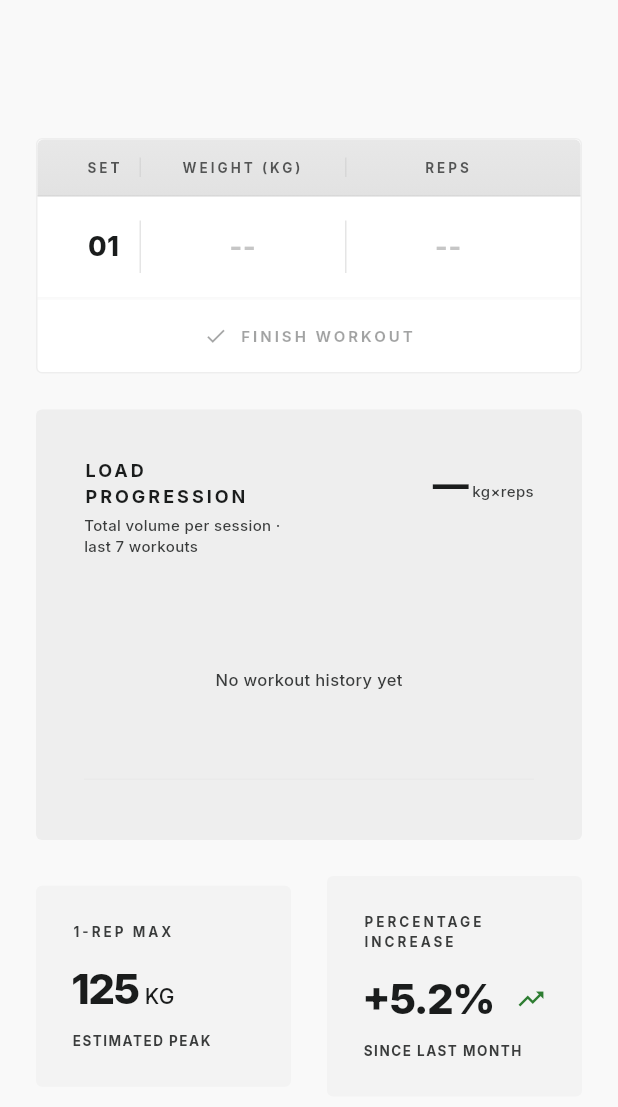
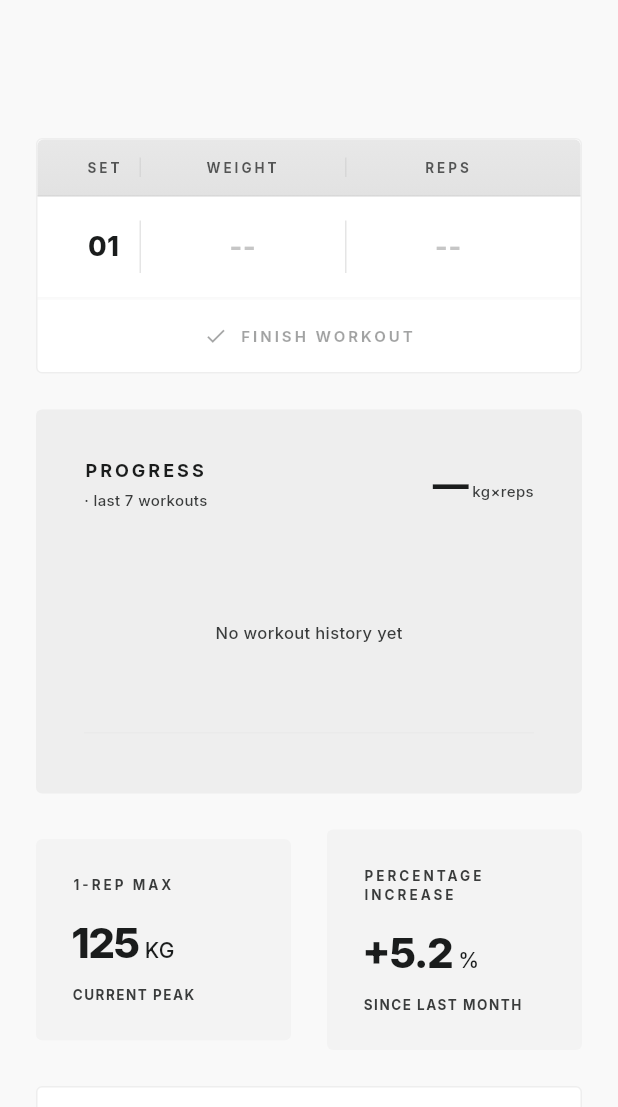
Before and after one commit to Hackim7200/BodyBuilderApp, a Flutter app: the ExerciseDetailScreen screen opened directly with empty values, on a phone screen of 412 x 824 dp, the part 129-1236 px from its top. Run offline on Flutter 3.47's test engine with Material 3 defaults, Android fonts, the phone set to English and light mode, and no system bars; our stand-ins replace audioplayers, go_router, google_fonts; missing offline and left inert: amplify_core, amplify_datastore, amplify_flutter.

Commit message:
added history table

```diff
--- a/bodybuilding_app/lib/app/navigation/main_shell.dart
+++ b/bodybuilding_app/lib/app/navigation/main_shell.dart
@@ -1,7 +1,7 @@
 import 'dart:ui';
 import 'package:flutter/material.dart';
 import 'package:google_fonts/google_fonts.dart';
-import 'package:bodybuilding_app/feature/routine/screens/routine_dashboard_screen.dart';
+import 'package:bodybuilding_app/feature/routine/routine_dashboard_screen.dart';
 import 'package:bodybuilding_app/feature/circuit/screens/circuit_dashboard_screen.dart';
 import 'package:bodybuilding_app/feature/stretch/screens/stretch_screen.dart';
 
--- a/bodybuilding_app/lib/feature/exercise/screens/exercise_dashboard_screen.dart
+++ b/bodybuilding_app/lib/feature/exercise/exercise_dashboard_screen.dart
@@ -6,7 +6,7 @@ import 'package:bodybuilding_app/feature/routine/data/routine_exercise_service.d
 import 'package:bodybuilding_app/feature/exercise/models/exercise_ui_mapper.dart';
 import 'package:bodybuilding_app/feature/routine/screens/add_exercise_screen.dart';
 import 'package:bodybuilding_app/feature/routine/screens/edit_routine_screen.dart';
-import 'package:bodybuilding_app/feature/workout/exercise_detail_screen.dart';
+import 'package:bodybuilding_app/feature/workout/workout_screen_wrapper.dart';
 import 'package:bodybuilding_app/models/Exercise.dart';
 import 'package:bodybuilding_app/models/RoutineExercise.dart';
 import 'package:bodybuilding_app/models/routine.dart';
--- a/bodybuilding_app/lib/feature/routine/screens/routine_dashboard_screen.dart
+++ b/bodybuilding_app/lib/feature/routine/routine_dashboard_screen.dart
@@ -9,7 +9,7 @@ import 'package:bodybuilding_app/models/RoutineExercise.dart';
 import 'package:bodybuilding_app/models/routine.dart';
 import 'package:bodybuilding_app/feature/routine/widgets/routine_card.dart';
 import 'package:bodybuilding_app/feature/routine/widgets/create_routine_card.dart';
-import 'package:bodybuilding_app/feature/exercise/screens/exercise_dashboard_screen.dart';
+import 'package:bodybuilding_app/feature/exercise/exercise_dashboard_screen.dart';
 import 'package:bodybuilding_app/feature/routine/screens/create_routine_screen.dart';
 
 class RoutineDashboardScreen extends StatefulWidget {
--- a/bodybuilding_app/lib/feature/exercise/widgets/strength_exercise_view.dart
+++ b/bodybuilding_app/lib/feature/workout/sub_screen/weight_exercise_dashboard.dart
@@ -4,11 +4,11 @@ import 'package:bodybuilding_app/core/utils/training_target_input.dart';
 import 'package:bodybuilding_app/feature/exercise/models/exercise.dart';
 import 'package:bodybuilding_app/feature/workout/data/session_sets_service.dart';
 import 'package:bodybuilding_app/feature/workout/models/workout_log.dart';
-import 'package:bodybuilding_app/feature/workout/widgets/session_log_table.dart';
+import 'package:bodybuilding_app/feature/workout/widgets/workout_table.dart';
+import 'package:bodybuilding_app/feature/workout/widgets/workout_detail_history_table.dart';
 import 'package:bodybuilding_app/feature/workout/widgets/technique_notes_card.dart';
-import 'package:bodybuilding_app/feature/workout/widgets/performance_archive.dart';
-import 'package:bodybuilding_app/feature/workout/widgets/stat_card.dart';
-import 'package:bodybuilding_app/app/themes/app_theme.dart';
+import 'package:bodybuilding_app/feature/workout/widgets/progress_graph.dart';
+import 'package:bodybuilding_app/feature/workout/widgets/small_stat_card.dart';
 
 bool _strengthSetHasValues(SetEntry s) {
   final w = s.weight;
@@ -39,22 +39,24 @@ bool _strengthSessionLooksComplete(List<SetEntry> sets, int maxSets) {
 /// Strength session grid: one editable row at a time (the latest set).
 /// Enter weight and reps, tap **ADD SET** to lock that row and open the next;
 /// on the last target set, tap **FINISH WORKOUT** to lock the table.
-class StrengthExerciseView extends StatefulWidget {
+class WeightExerciseDashboard extends StatefulWidget {
   final Exercise exercise;
+
   /// Bumps [TechniqueNotesCard] key so saved notes refetch from DataStore.
   final int techniqueNotesRefreshToken;
 
-  const StrengthExerciseView({
+  const WeightExerciseDashboard({
     super.key,
     required this.exercise,
     this.techniqueNotesRefreshToken = 0,
   });
 
   @override
-  State<StrengthExerciseView> createState() => _StrengthExerciseViewState();
+  State<WeightExerciseDashboard> createState() =>
+      _WeightExerciseDashboardState();
 }
 
-class _StrengthExerciseViewState extends State<StrengthExerciseView> {
+class _WeightExerciseDashboardState extends State<WeightExerciseDashboard> {
   late List<SetEntry> _sets;
   bool _workoutFinished = false;
   bool _sessionReady = true;
@@ -62,6 +64,7 @@ class _StrengthExerciseViewState extends State<StrengthExerciseView> {
   String? _workoutLogId;
   List<double> _trainingLoadSeries = [];
   List<String> _trainingLoadLabels = [];
+  List<WorkoutLog> _historySessions = [];
   final SessionSetsService _sessionSetsService = SessionSetsService();
   final GlobalKey<SessionLogTableState> _sessionTableKey =
       GlobalKey<SessionLogTableState>();
@@ -99,16 +102,21 @@ class _StrengthExerciseViewState extends State<StrengthExerciseView> {
 
   Future<void> _loadTrainingLoadHistory(String routineExerciseId) async {
     try {
-      final points = await _sessionSetsService.lastWorkoutsTrainingLoad(
+      final sessions = await _sessionSetsService.recentWorkoutsWithSets(
         routineExerciseId,
-        limit: 7,
+        limit: 20,
       );
       if (!mounted) return;
+      final graphSlice = sessions.length > 7
+          ? sessions.sublist(sessions.length - 7)
+          : sessions;
       setState(() {
-        _trainingLoadSeries =
-            points.map((p) => p.totalTrainingLoad).toList();
-        _trainingLoadLabels = points
-            .map((p) => '${p.date.month}/${p.date.day}')
+        _historySessions = sessions;
+        _trainingLoadSeries = graphSlice
+            .map((w) => totalTrainingLoadForSets(w.sets))
+            .toList();
+        _trainingLoadLabels = graphSlice
+            .map((w) => '${w.date.month}/${w.date.day}')
             .toList();
       });
     } catch (e, st) {
@@ -126,7 +134,9 @@ class _StrengthExerciseViewState extends State<StrengthExerciseView> {
 
   Future<void> _loadPersistedSession(String routineExerciseId) async {
     try {
-      final log = await _sessionSetsService.getOrCreateTodaysLog(routineExerciseId);
+      final log = await _sessionSetsService.getOrCreateTodaysLog(
+        routineExerciseId,
+      );
       final loaded = await _sessionSetsService.loadSets(log.id);
       if (!mounted) return;
       setState(() {
@@ -148,9 +158,12 @@ class _StrengthExerciseViewState extends State<StrengthExerciseView> {
   void _persistSetRow(int index, SetEntry entry) {
     final logId = _workoutLogId;
     if (logId == null) return;
-    _sessionSetsService.persistSet(logId, entry).then((updated) {
+    _sessionSetsService
+        .persistSet(logId, entry)
+        .then((updated) {
           if (mounted) setState(() => _sets[index] = updated);
-    }).catchError((Object e, StackTrace st) {
+        })
+        .catchError((Object e, StackTrace st) {
           safePrint('SessionSetsService persist failed: $e $st');
         });
   }
@@ -204,12 +217,15 @@ class _StrengthExerciseViewState extends State<StrengthExerciseView> {
       refreshHistory();
       return;
     }
-    _sessionSetsService.persistSet(logId, lastEntry).then((saved) {
+    _sessionSetsService
+        .persistSet(logId, lastEntry)
+        .then((saved) {
           if (mounted) {
             setState(() => _sets[lastIndex] = saved);
             refreshHistory();
           }
-    }).catchError((Object e, StackTrace st) {
+        })
+        .catchError((Object e, StackTrace st) {
           safePrint('SessionSetsService finish persist failed: $e $st');
           refreshHistory();
         });
@@ -218,8 +234,10 @@ class _StrengthExerciseViewState extends State<StrengthExerciseView> {
   Future<void> _persistAndAddSet(String logId, int nextNumber) async {
     try {
       final lastIndex = _sets.length - 1;
-      final savedLast =
-          await _sessionSetsService.persistSet(logId, _sets[lastIndex]);
+      final savedLast = await _sessionSetsService.persistSet(
+        logId,
+        _sets[lastIndex],
+      );
       if (!mounted) return;
       setState(() => _sets[lastIndex] = savedLast);
       final newRow = await _sessionSetsService.persistSet(
@@ -258,18 +276,20 @@ class _StrengthExerciseViewState extends State<StrengthExerciseView> {
           },
           primaryButtonEnabled:
               _sessionReady && _lastRowComplete && !_addingSet,
-          onPrimaryAction:
-              !_sessionReady || _workoutFinished ? null : _onPrimaryAction,
+          onPrimaryAction: !_sessionReady || _workoutFinished
+              ? null
+              : _onPrimaryAction,
         ),
         const SizedBox(height: 24),
-        PerformanceArchive(
-          title: 'Load progression',
-          subtitle: 'Total volume per session · last 7 workouts',
+        ProgressGraph(
+          title: 'PROGRESS',
+          subtitle: '· last 7 workouts',
           currentValue: _latestTrainingLoadDisplay,
           unit: 'kg×reps',
           series: _trainingLoadSeries,
           xLabels: _trainingLoadLabels,
         ),
+
         const SizedBox(height: 24),
         Row(
           children: [
@@ -278,21 +298,22 @@ class _StrengthExerciseViewState extends State<StrengthExerciseView> {
                 label: '1-REP MAX',
                 value: '125',
                 unit: 'KG',
-                sublabel: 'Estimated Peak',
+                sublabel: 'Current Peak',
               ),
             ),
             const SizedBox(width: 24),
             Expanded(
               child: StatCard(
                 label: 'PERCENTAGE INCREASE',
-                value: '+5.2%',
+                value: '+5.2',
+                unit: '%',
                 sublabel: 'Since Last Month',
-                icon: Icons.trending_up,
-                iconColor: AppTheme.success,
               ),
             ),
           ],
         ),
+        const SizedBox(height: 24),
+        WorkoutDetailHistoryTable(sessions: _historySessions),
       ],
     );
   }
--- a/bodybuilding_app/lib/feature/workout/widgets/performance_archive.dart
+++ b/bodybuilding_app/lib/feature/workout/widgets/progress_graph.dart
@@ -2,7 +2,7 @@ import 'dart:math';
 import 'package:flutter/material.dart';
 import 'package:google_fonts/google_fonts.dart';
 
-class PerformanceArchive extends StatelessWidget {
+class ProgressGraph extends StatelessWidget {
   final String title;
   final String subtitle;
   final String currentValue;
@@ -10,7 +10,7 @@ class PerformanceArchive extends StatelessWidget {
   final List<double> series;
   final List<String> xLabels;
 
-  const PerformanceArchive({
+  const ProgressGraph({
     super.key,
     required this.title,
     required this.subtitle,
--- /dev/null
+++ b/bodybuilding_app/lib/feature/workout/widgets/workout_detail_history_table.dart
@@ -0,0 +1,272 @@
+import 'package:flutter/material.dart';
+import 'package:google_fonts/google_fonts.dart';
+import 'package:bodybuilding_app/feature/workout/models/workout_log.dart';
+
+const double _dateColWidth = 92;
+const double _metricColWidth = 48;
+
+/// Read-only table: one row per past session, columns **Date**, **W1**/**R1** … **WN**/**RN**.
+class WorkoutDetailHistoryTable extends StatelessWidget {
+  final List<WorkoutLog> sessions;
+
+  const WorkoutDetailHistoryTable({super.key, required this.sessions});
+
+  static int _maxSetNumberAcross(List<WorkoutLog> sessions) {
+    var maxN = 0;
+    for (final w in sessions) {
+      for (final s in w.sets) {
+        if (s.setNumber > maxN) {
+          maxN = s.setNumber;
+        }
+      }
+    }
+    return maxN;
+  }
+
+  static SetEntry? _setForNumber(WorkoutLog w, int n) {
+    for (final s in w.sets) {
+      if (s.setNumber == n) {
+        return s;
+      }
+    }
+    return null;
+  }
+
+  static String _weightCell(SetEntry? e) {
+    if (e?.weight == null) return '—';
+    final w = e!.weight!;
+    if (w == w.roundToDouble()) {
+      return w.toInt().toString();
+    }
+    return w.toStringAsFixed(1);
+  }
+
+  static String _repsCell(SetEntry? e) {
+    if (e?.reps == null) return '—';
+    return '${e!.reps}';
+  }
+
+  static String _dateLabel(DateTime d) {
+    const months = [
+      'Jan',
+      'Feb',
+      'Mar',
+      'Apr',
+      'May',
+      'Jun',
+      'Jul',
+      'Aug',
+      'Sep',
+      'Oct',
+      'Nov',
+      'Dec',
+    ];
+    return '${months[d.month - 1]} ${d.day}';
+  }
+
+  @override
+  Widget build(BuildContext context) {
+    final cs = Theme.of(context).colorScheme;
+    final maxN = _maxSetNumberAcross(sessions);
+
+    if (sessions.isEmpty) {
+      return Container(
+        padding: const EdgeInsets.symmetric(vertical: 28, horizontal: 20),
+        decoration: BoxDecoration(
+          color: cs.surfaceContainerLowest,
+          border: Border.all(color: cs.outlineVariant.withValues(alpha: 0.3)),
+          borderRadius: BorderRadius.circular(4),
+        ),
+        alignment: Alignment.center,
+        child: Text(
+          'No saved workout history for this exercise yet.',
+          textAlign: TextAlign.center,
+          style: GoogleFonts.inter(
+            fontSize: 13,
+            fontWeight: FontWeight.w500,
+            color: cs.onSurface.withValues(alpha: 0.65),
+          ),
+        ),
+      );
+    }
+
+    final columnWidths = <int, TableColumnWidth>{
+      0: const FixedColumnWidth(_dateColWidth),
+    };
+    for (var c = 0; c < maxN * 2; c++) {
+      columnWidths[c + 1] = const FixedColumnWidth(_metricColWidth);
+    }
+
+    final headerStyle = GoogleFonts.inter(
+      fontSize: 8,
+      fontWeight: FontWeight.w700,
+      letterSpacing: 1.2,
+      color: cs.onSurface.withValues(alpha: 0.72),
+    );
+    final cellStyle = GoogleFonts.inter(
+      fontSize: 13,
+      fontWeight: FontWeight.w600,
+      color: cs.onSurface,
+    );
+    final emptyCellStyle = GoogleFonts.inter(
+      fontSize: 13,
+      fontWeight: FontWeight.w600,
+      color: cs.outlineVariant,
+    );
+
+    /// Odd set index (W1/R1, W3/R3, …): tinted band on **data** rows only.
+    Color? pairBandColor(int setNumber) =>
+        setNumber.isOdd ? cs.surfaceContainerLow : null;
+
+    TableRow headerRow() {
+      final cells = <Widget>[
+        _HeaderCell(text: 'DATE', style: headerStyle),
+      ];
+      for (var n = 1; n <= maxN; n++) {
+        cells.add(_HeaderCell(text: 'W$n', style: headerStyle));
+        cells.add(_HeaderCell(text: 'R$n', style: headerStyle));
+      }
+      return TableRow(
+        decoration: BoxDecoration(
+          gradient: LinearGradient(
+            begin: Alignment.topCenter,
+            end: Alignment.bottomCenter,
+            colors: [cs.surfaceContainerHigh, cs.surfaceContainerHighest],
+          ),
+          border: Border(
+            bottom: BorderSide(
+              color: cs.outlineVariant.withValues(alpha: 0.35),
+            ),
+          ),
+        ),
+        children: cells,
+      );
+    }
+
+    TableRow dataRow(WorkoutLog w) {
+      final cells = <Widget>[
+        Padding(
+          padding: const EdgeInsets.symmetric(vertical: 12, horizontal: 8),
+          child: Text(
+            _dateLabel(w.date),
+            style: cellStyle,
+            textAlign: TextAlign.center,
+          ),
+        ),
+      ];
+      for (var n = 1; n <= maxN; n++) {
+        final e = _setForNumber(w, n);
+        final wText = _weightCell(e);
+        final rText = _repsCell(e);
+        final fill = pairBandColor(n);
+        cells.add(
+          _MetricCell(
+            text: wText,
+            style: wText == '—' ? emptyCellStyle : cellStyle,
+            fill: fill,
+          ),
+        );
+        cells.add(
+          _MetricCell(
+            text: rText,
+            style: rText == '—' ? emptyCellStyle : cellStyle,
+            fill: fill,
+          ),
+        );
+      }
+      return TableRow(
+        decoration: BoxDecoration(
+          border: Border(
+            bottom: BorderSide(
+              color: cs.outlineVariant.withValues(alpha: 0.12),
+            ),
+          ),
+        ),
+        children: cells,
+      );
+    }
+
+    final table = Table(
+      columnWidths: columnWidths,
+      defaultVerticalAlignment: TableCellVerticalAlignment.middle,
+      border: TableBorder(
+        verticalInside: BorderSide(
+          color: cs.outlineVariant.withValues(alpha: 0.25),
+        ),
+      ),
+      children: [headerRow(), ...sessions.map(dataRow)],
+    );
+
+    return Container(
+      clipBehavior: Clip.antiAlias,
+      decoration: BoxDecoration(
+        color: cs.surfaceContainerLowest,
+        border: Border.all(color: cs.outlineVariant.withValues(alpha: 0.3)),
+        borderRadius: BorderRadius.circular(4),
+      ),
+      child: Column(
+        crossAxisAlignment: CrossAxisAlignment.stretch,
+        children: [
+          Padding(
+            padding: const EdgeInsets.fromLTRB(20, 14, 20, 6),
+            child: Text(
+              'WORKOUT HISTORY',
+              style: GoogleFonts.inter(
+                fontSize: 10,
+                fontWeight: FontWeight.w700,
+                letterSpacing: 2,
+                color: cs.onSurface.withValues(alpha: 0.85),
+              ),
+            ),
+          ),
+          Padding(
+            padding: const EdgeInsets.fromLTRB(0, 0, 0, 8),
+            child: Scrollbar(
+              thumbVisibility: maxN > 3,
+              child: SingleChildScrollView(
+                scrollDirection: Axis.horizontal,
+                padding: const EdgeInsets.symmetric(horizontal: 12),
+                child: table,
+              ),
+            ),
+          ),
+        ],
+      ),
+    );
+  }
+}
+
+class _HeaderCell extends StatelessWidget {
+  final String text;
+  final TextStyle style;
+
+  const _HeaderCell({required this.text, required this.style});
+
+  @override
+  Widget build(BuildContext context) {
+    return Padding(
+      padding: const EdgeInsets.symmetric(vertical: 10, horizontal: 4),
+      child: Center(
+        child: Text(text, style: style, textAlign: TextAlign.center),
+      ),
+    );
+  }
+}
+
+class _MetricCell extends StatelessWidget {
+  final String text;
+  final TextStyle style;
+  final Color? fill;
+
+  const _MetricCell({required this.text, required this.style, this.fill});
+
+  @override
+  Widget build(BuildContext context) {
+    return Container(
+      color: fill,
+      padding: const EdgeInsets.symmetric(vertical: 10, horizontal: 2),
+      alignment: Alignment.center,
+      child: Text(text, style: style, textAlign: TextAlign.center),
+    );
+  }
+}
--- a/bodybuilding_app/lib/feature/workout/widgets/session_log_table.dart
+++ b/bodybuilding_app/lib/feature/workout/widgets/workout_table.dart
@@ -60,9 +60,7 @@ class SessionLogTableState extends State<SessionLogTable> {
       clipBehavior: Clip.antiAlias,
       decoration: BoxDecoration(
         color: cs.surfaceContainerLowest,
-        border: Border.all(
-          color: cs.outlineVariant.withValues(alpha: 0.3),
-        ),
+        border: Border.all(color: cs.outlineVariant.withValues(alpha: 0.3)),
         borderRadius: BorderRadius.circular(4),
       ),
       child: Column(
@@ -74,12 +72,11 @@ class SessionLogTableState extends State<SessionLogTable> {
               gradient: LinearGradient(
                 begin: Alignment.topCenter,
                 end: Alignment.bottomCenter,
-                colors: [
-                  cs.surfaceContainerHigh,
-                  cs.surfaceContainerHighest,
-                ],
+                colors: [cs.surfaceContainerHigh, cs.surfaceContainerHighest],
               ),
-              borderRadius: const BorderRadius.vertical(top: Radius.circular(4)),
+              borderRadius: const BorderRadius.vertical(
+                top: Radius.circular(4),
+              ),
               border: Border(
                 bottom: BorderSide(
                   color: cs.outlineVariant.withValues(alpha: 0.35),
@@ -93,17 +90,14 @@ class SessionLogTableState extends State<SessionLogTable> {
                   SizedBox(
                     width: _setColWidth,
                     child: Center(
-                      child: Text(
-                        'SET',
-                        style: _columnHeaderStyle(cs),
-                      ),
+                      child: Text('SET', style: _columnHeaderStyle(cs)),
                     ),
                   ),
                   _ColumnSeparator(colorScheme: cs),
                   Expanded(
                     child: Center(
                       child: Text(
-                        'WEIGHT (KG)',
+                        'WEIGHT',
                         style: _columnHeaderStyle(cs),
                         textAlign: TextAlign.center,
                       ),
@@ -226,9 +220,7 @@ class _ReadOnlyLogSetRow extends StatelessWidget {
       padding: const EdgeInsets.fromLTRB(20, 16, 20, 16),
       decoration: BoxDecoration(
         border: Border(
-          bottom: BorderSide(
-            color: cs.outlineVariant.withValues(alpha: 0.1),
-          ),
+          bottom: BorderSide(color: cs.outlineVariant.withValues(alpha: 0.1)),
         ),
       ),
       child: IntrinsicHeight(
@@ -391,7 +383,9 @@ class _EditableLogSetRowState extends State<_EditableLogSetRow> {
       if (parsed == null ||
           parsed < TrainingTargetInput.minReps ||
           parsed > TrainingTargetInput.maxReps) {
-        _repsCtrl.text = widget.entry.reps != null ? '${widget.entry.reps}' : '';
+        _repsCtrl.text = widget.entry.reps != null
+            ? '${widget.entry.reps}'
+            : '';
         r = widget.entry.reps;
       } else {
         r = parsed;
@@ -444,9 +438,7 @@ class _EditableLogSetRowState extends State<_EditableLogSetRow> {
       padding: const EdgeInsets.fromLTRB(20, 16, 20, 16),
       decoration: BoxDecoration(
         border: Border(
-          bottom: BorderSide(
-            color: cs.outlineVariant.withValues(alpha: 0.1),
-          ),
+          bottom: BorderSide(color: cs.outlineVariant.withValues(alpha: 0.1)),
         ),
       ),
       child: IntrinsicHeight(
--- a/bodybuilding_app/lib/feature/workout/exercise_detail_screen.dart
+++ b/bodybuilding_app/lib/feature/workout/workout_screen_wrapper.dart
@@ -4,8 +4,8 @@ import 'package:google_fonts/google_fonts.dart';
 import 'package:bodybuilding_app/core/widgets/kinetic_app_bar.dart';
 import 'package:bodybuilding_app/feature/exercise/models/exercise.dart';
 import 'package:bodybuilding_app/feature/exercise/models/exercise_ui_mapper.dart';
-import 'package:bodybuilding_app/feature/exercise/widgets/strength_exercise_view.dart';
-import 'package:bodybuilding_app/feature/exercise/widgets/timer_exercise_view.dart';
+import 'package:bodybuilding_app/feature/workout/sub_screen/weight_exercise_dashboard.dart';
+import 'package:bodybuilding_app/feature/workout/sub_screen/timer_exercise_dashboard.dart';
 import 'package:bodybuilding_app/feature/routine/screens/edit_exercise_screen.dart';
 import 'package:bodybuilding_app/feature/workout/widgets/technique_notes_editor.dart';
 import 'package:bodybuilding_app/models/Exercise.dart' as amp;
@@ -13,10 +13,12 @@ import 'package:bodybuilding_app/models/RoutineExercise.dart';
 
 class ExerciseDetailScreen extends StatefulWidget {
   final Exercise exercise;
+
   /// Routine link when opened from a routine (enables edit/delete on workout page).
   final RoutineExercise? routineLink;
   final amp.Exercise? amplifyExercise;
   final String? routineName;
+
   /// Passed through [exerciseForWorkoutDetail] when refreshing after edit.
   final int listIndex;
 
@@ -47,8 +49,7 @@ class _ExerciseDetailScreenState extends State<ExerciseDetailScreen> {
   }
 
   Future<void> _onTechniqueNotesPressed() async {
-    final ok =
-        await showTechniqueNotesEditor(context, _exercise.id);
+    final ok = await showTechniqueNotesEditor(context, _exercise.id);
     if (ok && mounted) {
       setState(() => _techniqueNotesRefreshToken++);
     }
@@ -113,10 +114,7 @@ class _ExerciseDetailScreenState extends State<ExerciseDetailScreen> {
         IconButton(
           tooltip: 'Edit exercise',
           onPressed: _openEditExercise,
-          icon: Icon(
-            Icons.edit_outlined,
-            color: cs.onSurface,
-          ),
+          icon: Icon(Icons.edit_outlined, color: cs.onSurface),
         ),
       );
     }
@@ -125,10 +123,7 @@ class _ExerciseDetailScreenState extends State<ExerciseDetailScreen> {
         IconButton(
           tooltip: 'Technique notes',
           onPressed: _onTechniqueNotesPressed,
-          icon: Icon(
-            Icons.edit_note,
-            color: cs.onSurface,
-          ),
+          icon: Icon(Icons.edit_note, color: cs.onSurface),
         ),
       );
     }
@@ -174,12 +169,12 @@ class _ExerciseDetailScreenState extends State<ExerciseDetailScreen> {
 
           // Dynamic content based on exercise type
           if (exercise.isStrength)
-            StrengthExerciseView(
+            WeightExerciseDashboard(
               exercise: exercise,
               techniqueNotesRefreshToken: _techniqueNotesRefreshToken,
             )
           else
-            TimerExerciseView(exercise: exercise),
+            TimerExerciseDashboard(exercise: exercise),
         ],
       ),
     );
```
Also changed, not shown: bodybuilding_app/lib/feature/workout/data/session_sets_service.dart (+24 -11 lines), bodybuilding_app/lib/feature/workout/models/workout_log.dart (+12 -0 lines), bodybuilding_app/lib/feature/workout/sub_screen/timer_exercise_dashboard.dart (renamed from bodybuilding_app/lib/feature/exercise/widgets/timer_exercise_view.dart, +4 -4 lines), bodybuilding_app/lib/feature/workout/widgets/small_stat_card.dart (renamed from bodybuilding_app/lib/feature/workout/widgets/stat_card.dart). Lines whose indentation alone changed are shown as unchanged.
